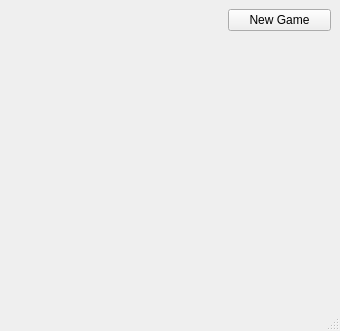
Above: MineSweeper/src/View/MainWindow.ui from sssiss1/C- before the change. Below: the same form after it.
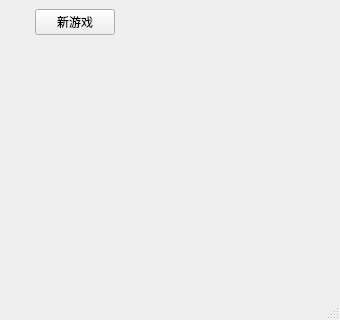
That is the form after the change.

```diff
--- a/MineSweeper/src/View/MainWindow.ui
+++ b/MineSweeper/src/View/MainWindow.ui
@@ -7,16 +7,25 @@
                 <x>0</x>
                 <y>0</y>
                 <width>340</width>
-                <height>331</height>
-            </rect>
-        </property>
+    <height>320</height>
+   </rect>
+  </property>
+  <property name="sizePolicy">
+   <sizepolicy hsizetype="Preferred" vsizetype="Preferred">
+    <horstretch>0</horstretch>
+    <verstretch>0</verstretch>
+   </sizepolicy>
+  </property>
         <property name="windowTitle">
             <string>MineSweeper</string>
         </property>
         <widget class="QWidget" name="centralwidget">
             <layout class="QVBoxLayout" name="verticalLayout" stretch="0,1">
+    <property name="sizeConstraint">
+     <enum>QLayout::SizeConstraint::SetFixedSize</enum>
+    </property>
                 <item>
-                    <layout class="QHBoxLayout" name="horizontalLayout">
+     <layout class="QHBoxLayout" name="horizontalLayout" stretch="2,1,1">
                         <item>
                             <widget class="QLabel" name="statusLabel">
                                 <property name="text">
@@ -34,7 +43,7 @@
                         <item>
                             <widget class="QPushButton" name="newGameButton">
                                 <property name="text">
-                                    <string>New Game</string>
+         <string>新游戏</string>
                                 </property>
                             </widget>
                         </item>
@@ -42,7 +51,20 @@
                 </item>
                 <item>
                     <widget class="QWidget" name="grids" native="true">
-                        <layout class="QGridLayout" name="gridLayout"/>
+      <property name="sizePolicy">
+       <sizepolicy hsizetype="Preferred" vsizetype="Preferred">
+        <horstretch>0</horstretch>
+        <verstretch>0</verstretch>
+       </sizepolicy>
+      </property>
+      <layout class="QGridLayout" name="gridLayout">
+       <property name="sizeConstraint">
+        <enum>QLayout::SizeConstraint::SetFixedSize</enum>
+       </property>
+       <property name="spacing">
+        <number>5</number>
+       </property>
+      </layout>
                     </widget>
                 </item>
             </layout>
```
Left out of the diff: 2 changed lines with no effect on the pictures. Lines whose indentation alone changed are shown as unchanged.
